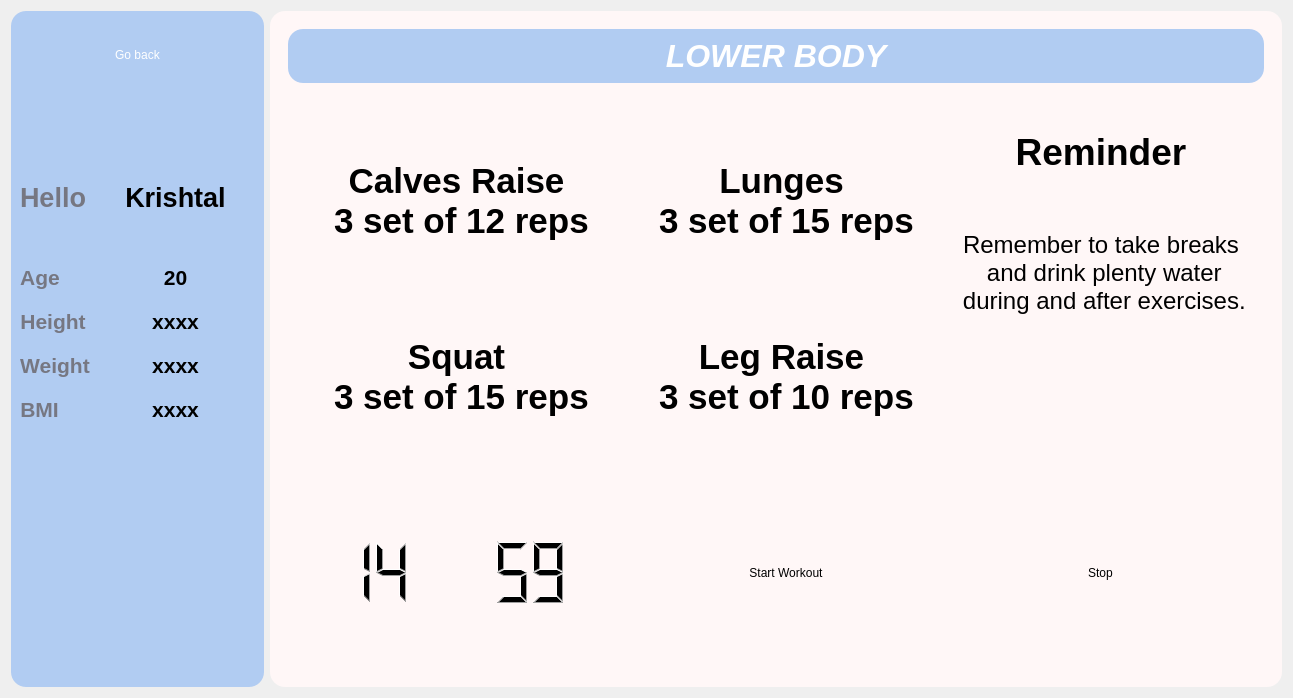
This is lower_body.ui in burr1to/kaizen as Qt 5 draws it before an edit. The edited form follows.
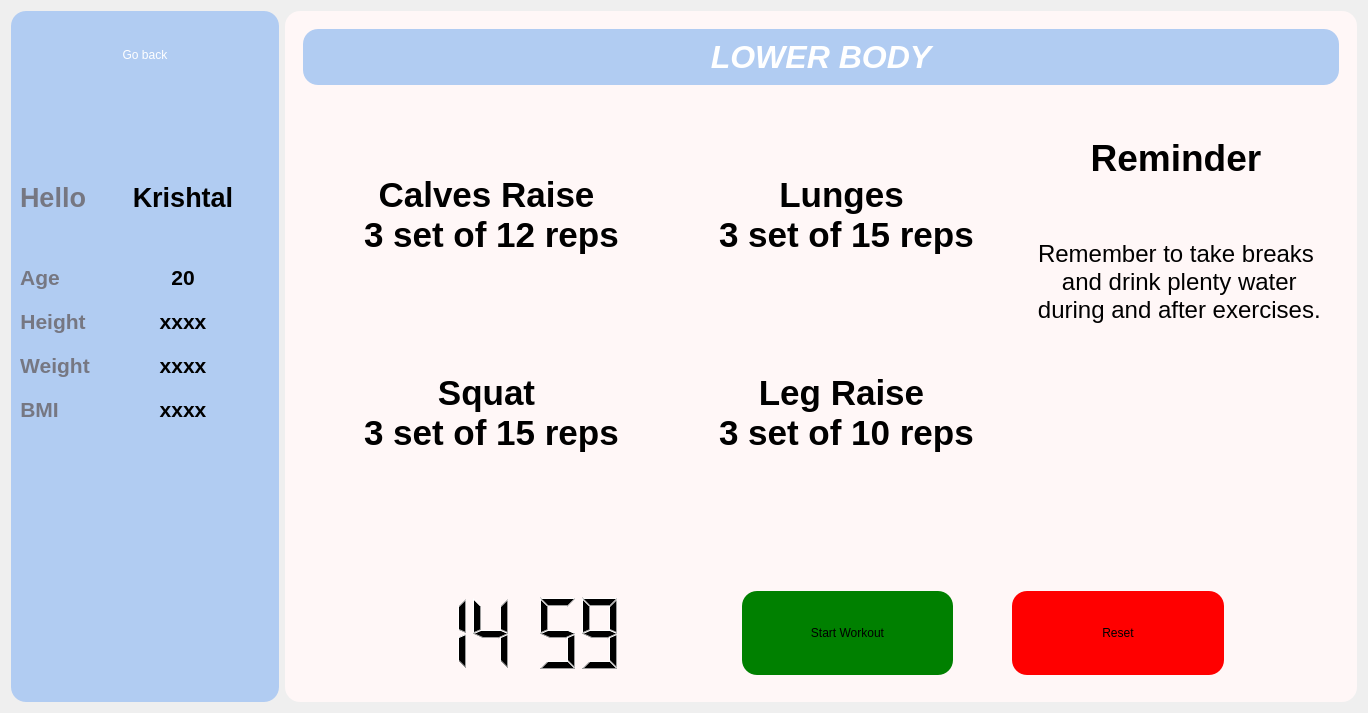
This is the edited form. Icons and pictures are not drawn.

```diff
--- a/lower_body.ui
+++ b/lower_body.ui
@@ -6,8 +6,8 @@
    <rect>
     <x>0</x>
     <y>0</y>
-    <width>1293</width>
-    <height>698</height>
+    <width>1368</width>
+    <height>713</height>
    </rect>
   </property>
   <property name="windowTitle">
@@ -389,7 +389,7 @@
         <property name="frameShadow">
          <enum>QFrame::Raised</enum>
         </property>
-        <layout class="QVBoxLayout" name="verticalLayout_2" stretch="8,1,2,1">
+        <layout class="QVBoxLayout" name="verticalLayout_2" stretch="8,1,2">
          <item>
           <widget class="QFrame" name="frame_6">
            <property name="frameShape">
@@ -571,7 +571,20 @@
            <property name="frameShadow">
             <enum>QFrame::Raised</enum>
            </property>
-           <layout class="QHBoxLayout" name="horizontalLayout_3">
+           <layout class="QHBoxLayout" name="horizontalLayout_3" stretch="2,4,2,4,1,4,2">
+            <item>
+             <spacer name="verticalSpacer_4">
+              <property name="orientation">
+               <enum>Qt::Vertical</enum>
+              </property>
+              <property name="sizeHint" stdset="0">
+               <size>
+                <width>20</width>
+                <height>40</height>
+               </size>
+              </property>
+             </spacer>
+            </item>
             <item>
              <layout class="QHBoxLayout" name="horizontalLayout_4">
               <item>
@@ -617,11 +630,30 @@
                 <verstretch>0</verstretch>
                </sizepolicy>
               </property>
+              <property name="styleSheet">
+               <string notr="true">background-color: green;</string>
+              </property>
               <property name="text">
                <string>Start Workout</string>
               </property>
              </widget>
             </item>
+            <item>
+             <spacer name="verticalSpacer_3">
+              <property name="orientation">
+               <enum>Qt::Vertical</enum>
+              </property>
+              <property name="sizeType">
+               <enum>QSizePolicy::Preferred</enum>
+              </property>
+              <property name="sizeHint" stdset="0">
+               <size>
+                <width>5</width>
+                <height>40</height>
+               </size>
+              </property>
+             </spacer>
+            </item>
             <item>
              <widget class="QPushButton" name="pushButton_stop_timer">
               <property name="sizePolicy">
@@ -630,24 +662,30 @@
                 <verstretch>0</verstretch>
                </sizepolicy>
               </property>
+              <property name="styleSheet">
+               <string notr="true">background-color:red;</string>
+              </property>
               <property name="text">
-               <string>Stop</string>
+               <string>Reset</string>
               </property>
              </widget>
             </item>
+            <item>
+             <spacer name="verticalSpacer_2">
+              <property name="orientation">
+               <enum>Qt::Vertical</enum>
+              </property>
+              <property name="sizeHint" stdset="0">
+               <size>
+                <width>20</width>
+                <height>40</height>
+               </size>
+              </property>
+             </spacer>
+            </item>
            </layout>
           </widget>
          </item>
-         <item>
-          <widget class="QFrame" name="frame_10">
-           <property name="frameShape">
-            <enum>QFrame::StyledPanel</enum>
-           </property>
-           <property name="frameShadow">
-            <enum>QFrame::Raised</enum>
-           </property>
-          </widget>
-         </item>
         </layout>
        </widget>
       </item>
```
